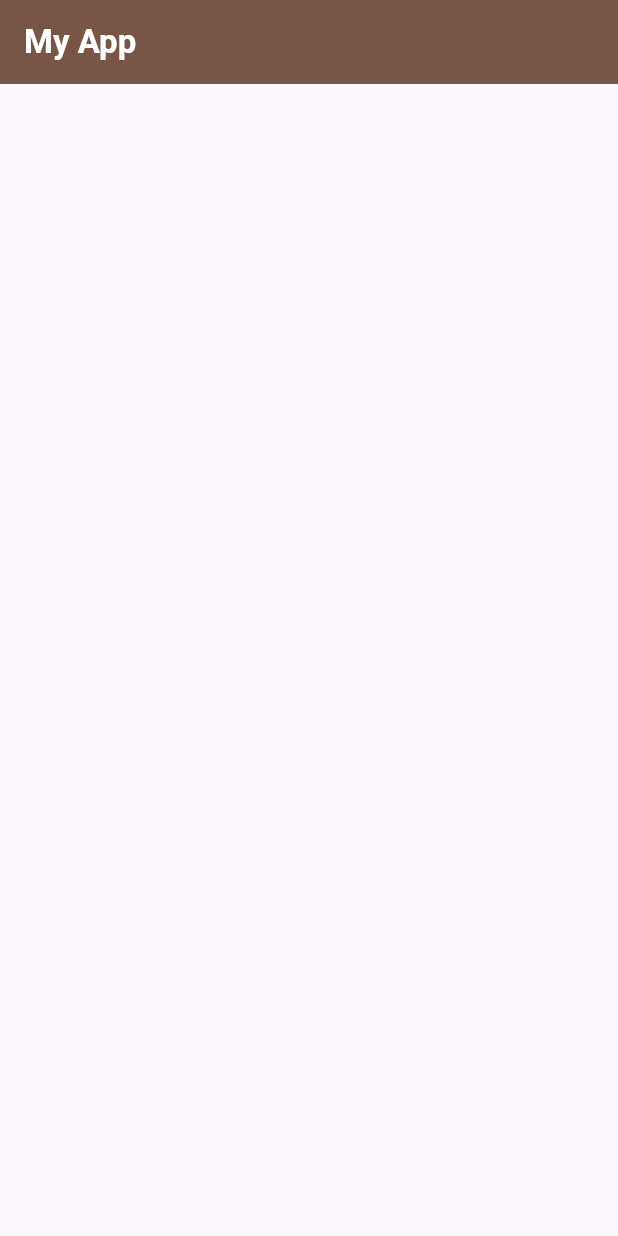
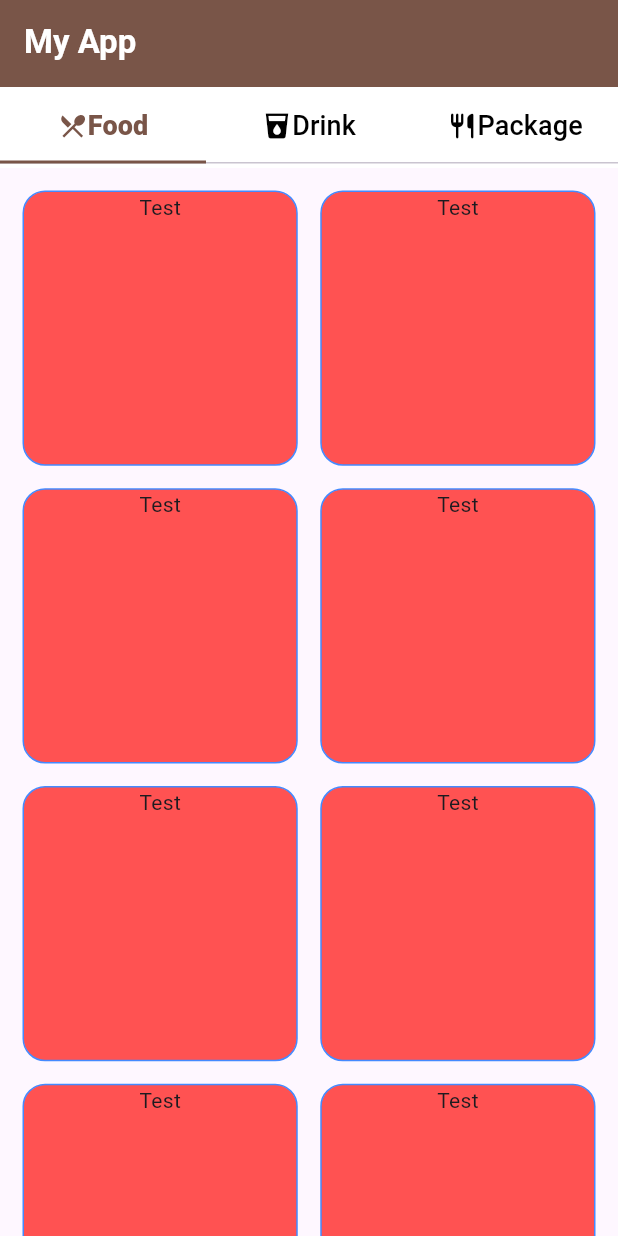
Before and after one commit to wirapratamaa/flutter-pos, a Flutter app: the Home screen opened directly, on a phone screen of 412 x 824 dp. Run offline on Flutter 3.47's test engine with Material 3 defaults, Android fonts, the phone set to English and light mode, and no system bars.

Commit message:
add food tab

```diff
--- /dev/null
+++ b/lib/common/widget/food.dart
@@ -0,0 +1,34 @@
+import 'package:flutter/material.dart';
+
+class Food extends StatelessWidget {
+  const Food({Key? key}) : super(key: key);
+
+  @override
+  Widget build(BuildContext context) {
+    return GridView.count(
+      crossAxisCount: 2,
+      mainAxisSpacing: 15,
+      crossAxisSpacing: 15,
+      padding: const EdgeInsets.all(15),
+      children: List.generate(
+        100,
+        (index) {
+          return Container(
+            decoration: BoxDecoration(
+              color: Colors.redAccent,
+              borderRadius: BorderRadius.circular(15),
+              border: Border.all(
+                color: Colors.blueAccent,
+              ),
+            ),
+            child: const Column(
+              children: [
+                Text("Test"),
+              ],
+            ),
+          );
+        },
+      ),
+    );
+  }
+}
--- /dev/null
+++ b/lib/common/widget/tab_bar.dart
@@ -0,0 +1,35 @@
+import 'package:flutter/material.dart';
+
+class TTabBar extends StatelessWidget implements PreferredSizeWidget {
+  const TTabBar({super.key, required this.tabs});
+
+  final List<Widget> tabs;
+
+  @override
+  Widget build(BuildContext context) {
+    return Material(
+      color: Colors.white,
+      child: TabBar(
+        padding: const EdgeInsets.only(
+          bottom: 3,
+          top: 3,
+        ),
+        indicatorSize: TabBarIndicatorSize.tab,
+        indicatorColor: Colors.brown,
+        labelStyle: const TextStyle(
+          fontWeight: FontWeight.w800,
+          color: Colors.brown,
+        ),
+        unselectedLabelStyle: const TextStyle(
+          fontWeight: FontWeight.w500,
+          color: Colors.black,
+        ),
+        tabs: tabs,
+      ),
+    );
+  }
+
+  @override
+  // TODO: implement preferredSize
+  Size get preferredSize => const Size.fromHeight(kToolbarHeight);
+}
--- /dev/null
+++ b/lib/models/category_model.dart
@@ -0,0 +1,19 @@
+class CategoryModel {
+  String name;
+  String icon;
+  String bgColor;
+
+  CategoryModel({
+    required this.name,
+    required this.icon,
+    required this.bgColor,
+  });
+
+  List<CategoryModel> getCategories() {
+    List<CategoryModel> categories = [];
+    categories.add(
+      CategoryModel(name: "", icon: icon, bgColor: bgColor),
+    );
+    return categories;
+  }
+}
--- /dev/null
+++ b/lib/models/food_models.dart
@@ -0,0 +1,17 @@
+class FoodModel {
+  String name;
+  String icon;
+
+  FoodModel({
+    required this.name,
+    required this.icon,
+  });
+
+  List<FoodModel> getCategories() {
+    List<FoodModel> categories = [];
+    categories.add(
+      FoodModel(name: "", icon: icon),
+    );
+    return categories;
+  }
+}
--- a/lib/screens/home.dart
+++ b/lib/screens/home.dart
@@ -1,21 +1,87 @@
 import 'package:flutter/material.dart';
+import 'package:flutter_pos_app/common/widget/food.dart';
+import 'package:flutter_pos_app/common/widget/tab_bar.dart';
 
 class Home extends StatelessWidget {
   const Home({Key? key}) : super(key: key);
 
   @override
   Widget build(BuildContext context) {
-    return Scaffold(
+    return DefaultTabController(
+      length: 3,
+      child: Scaffold(
         appBar: AppBar(
             title: const Text(
               "My App",
-          style: TextStyle(color: Colors.white, fontWeight: FontWeight.w600),
+              style: TextStyle(
+                color: Colors.white,
+                fontWeight: FontWeight.w600,
+              ),
             ),
             backgroundColor: Colors.brown[500],
             automaticallyImplyLeading: false,
+            bottom: const TTabBar(
+              tabs: [
+                Tab(
+                  child: Row(
+                    mainAxisAlignment: MainAxisAlignment.center,
+                    children: [
+                      Icon(
+                        Icons.restaurant_menu_outlined,
+                        size: 20,
                       ),
-      body: const Center(
-        child: Column(),
+                      Text(
+                        "Food",
+                        style: TextStyle(fontSize: 18),
+                      ),
+                    ],
+                  ),
+                ),
+                Tab(
+                  child: Row(
+                    mainAxisAlignment: MainAxisAlignment.center,
+                    children: [
+                      Icon(
+                        Icons.local_drink,
+                        size: 20,
+                      ),
+                      Text(
+                        "Drink",
+                        style: TextStyle(fontSize: 18),
+                      ),
+                    ],
+                  ),
+                ),
+                Tab(
+                  child: Row(
+                    mainAxisAlignment: MainAxisAlignment.center,
+                    children: [
+                      Icon(
+                        Icons.restaurant_rounded,
+                        size: 20,
+                      ),
+                      Text(
+                        "Package",
+                        style: TextStyle(fontSize: 18),
+                      ),
+                    ],
+                  ),
+                ),
+              ],
+            )),
+        body: const TabBarView(
+          children: <Widget>[
+            Center(
+              child: Food(),
+            ),
+            Center(
+              child: Text("Drink Tab"),
+            ),
+            Center(
+              child: Text("Package Tab"),
+            ),
+          ],
+        ),
       ),
     );
   }
```
Lines whose indentation alone changed are shown as unchanged.
